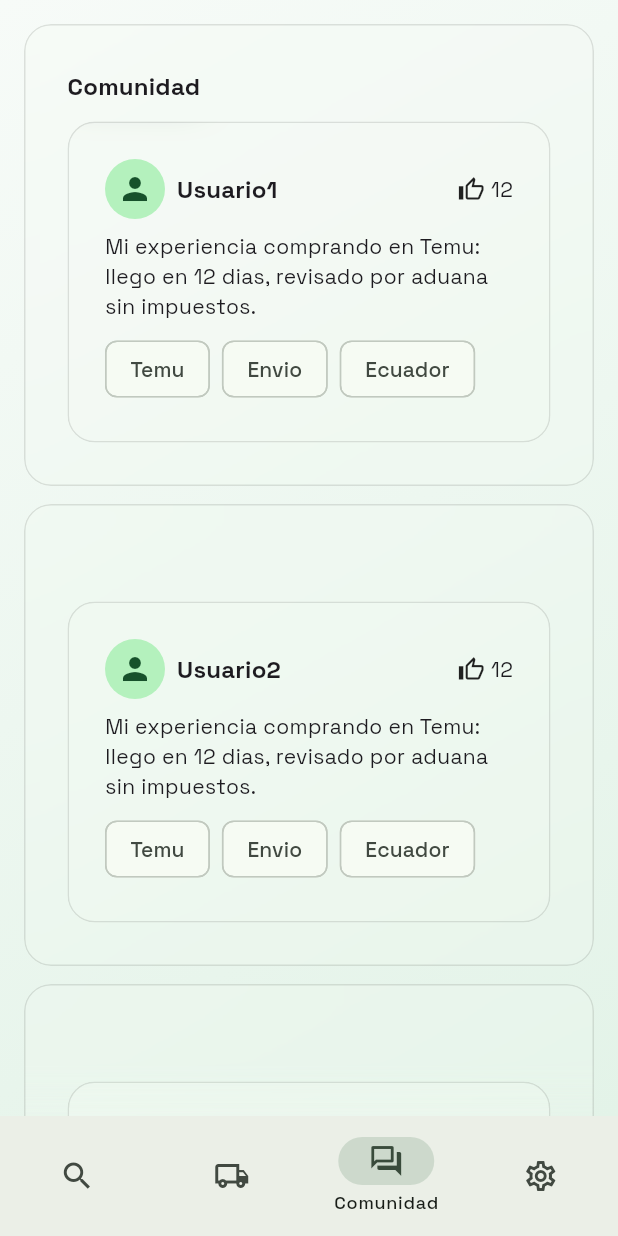
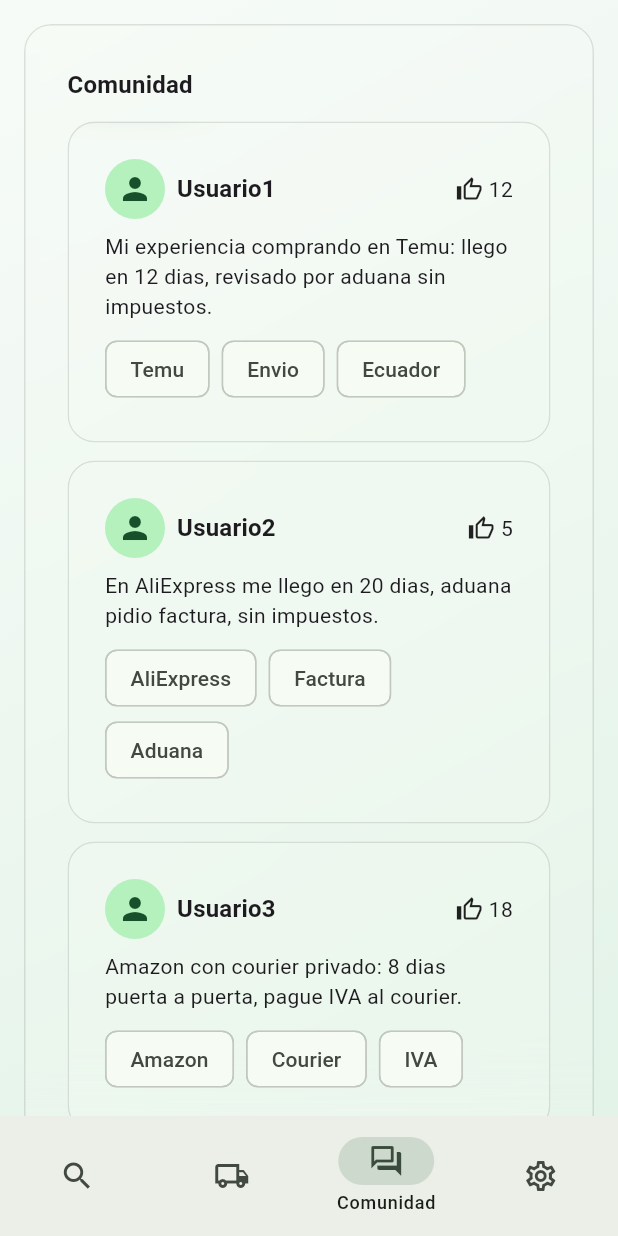
Before and after one commit to Gariix1/comprasEC, a Flutter app: the screen it shows after launch, item 3 of the bottom bar chosen, on a phone screen of 412 x 824 dp. Run offline on Flutter 3.47's test engine with Material 3 defaults, Android fonts, the phone set to English and light mode, and no system bars; our stand-ins replace google_fonts.

Commit message:
se realiza limpieza y reutilización

```diff
--- a/lib/core/theme/app_typography.dart
+++ b/lib/core/theme/app_typography.dart
@@ -5,10 +5,10 @@ class AppTypography {
   const AppTypography._();
 
   static TextTheme textTheme(ColorScheme scheme) {
-    final base = GoogleFonts.spaceGroteskTextTheme();
+    final base = GoogleFonts.robotoTextTheme();
     return base.copyWith(
-          titleMedium: base.titleMedium?.copyWith(fontWeight: FontWeight.w700),
-          titleLarge: base.titleLarge?.copyWith(fontWeight: FontWeight.w700),
-        );
+      titleMedium: base.titleMedium?.copyWith(fontWeight: FontWeight.w700),
+      titleLarge: base.titleLarge?.copyWith(fontWeight: FontWeight.w700),
+    );
   }
 }
--- a/lib/core/widgets/app_page_scaffold.dart
+++ b/lib/core/widgets/app_page_scaffold.dart
@@ -12,6 +12,7 @@ class AppPageScaffold extends StatelessWidget {
     this.physics,
     this.alignment = Alignment.topCenter,
     this.padding,
+    this.scrollable = true,
   });
 
   /// Main content widget.
@@ -29,6 +30,9 @@ class AppPageScaffold extends StatelessWidget {
   /// Extra padding (default uses AppSpacing and accounts for bottom inset).
   final EdgeInsets? padding;
 
+  /// If false, child is rendered without extra scroll (useful for custom scroll views).
+  final bool scrollable;
+
   @override
   Widget build(BuildContext context) {
     final viewPadding = MediaQuery.of(context).padding;
@@ -44,6 +48,21 @@ class AppPageScaffold extends StatelessWidget {
       child: SafeArea(
         child: LayoutBuilder(
           builder: (context, constraints) {
+            final widthConstraint = maxWidth ?? constraints.maxWidth;
+
+            if (!scrollable) {
+              return Padding(
+                padding: effectivePadding,
+                child: Align(
+                  alignment: alignment,
+                  child: ConstrainedBox(
+                    constraints: BoxConstraints(maxWidth: widthConstraint),
+                    child: child,
+                  ),
+                ),
+              );
+            }
+
             return SingleChildScrollView(
               physics: physics,
               padding: effectivePadding,
@@ -51,7 +70,7 @@ class AppPageScaffold extends StatelessWidget {
                 alignment: alignment,
                 child: ConstrainedBox(
                   constraints: BoxConstraints(
-                    maxWidth: maxWidth ?? constraints.maxWidth,
+                    maxWidth: widthConstraint,
                   ),
                   child: child,
                 ),
--- a/lib/core/widgets/app_section.dart
+++ b/lib/core/widgets/app_section.dart
@@ -19,19 +19,37 @@ class AppSection extends StatelessWidget {
 
   @override
   Widget build(BuildContext context) {
+    return LayoutBuilder(
+      builder: (context, constraints) {
+        final isCompact = constraints.maxWidth < 360 && action != null;
+
         return Column(
           crossAxisAlignment: CrossAxisAlignment.stretch,
           children: [
+            if (isCompact) ...[
+              SectionTitle(title),
+              const SizedBox(height: AppSpacing.xs),
+              Align(alignment: Alignment.centerRight, child: action),
+            ] else ...[
               Row(
                 children: [
                   SectionTitle(title),
                   const Spacer(),
-            if (action != null) action!,
+                  if (action != null)
+                    Flexible(
+                      child: Align(
+                        alignment: Alignment.centerRight,
+                        child: action!,
+                      ),
+                    ),
                 ],
               ),
+            ],
             SizedBox(height: spacing),
             child,
           ],
         );
+      },
+    );
   }
 }
--- /dev/null
+++ b/lib/core/widgets/section_card.dart
@@ -0,0 +1,35 @@
+import 'package:flutter/material.dart';
+
+import '../theme/app_spacing.dart';
+import 'app_section.dart';
+import 'glass_surface.dart';
+
+class SectionCard extends StatelessWidget {
+  const SectionCard({
+    super.key,
+    required this.title,
+    required this.child,
+    this.action,
+    this.spacing = AppSpacing.sm,
+    this.maxWidth,
+  });
+
+  final String title;
+  final Widget child;
+  final Widget? action;
+  final double spacing;
+  final double? maxWidth;
+
+  @override
+  Widget build(BuildContext context) {
+    return GlassSurface(
+      maxWidth: maxWidth,
+      child: AppSection(
+        title: title,
+        action: action,
+        spacing: spacing,
+        child: child,
+      ),
+    );
+  }
+}
--- /dev/null
+++ b/lib/features/community/data/mock_posts.dart
@@ -0,0 +1,22 @@
+import '../domain/community_post.dart';
+
+const mockPosts = [
+  CommunityPost(
+    author: 'Usuario1',
+    likes: 12,
+    content: 'Mi experiencia comprando en Temu: llego en 12 dias, revisado por aduana sin impuestos.',
+    tags: ['Temu', 'Envio', 'Ecuador'],
+  ),
+  CommunityPost(
+    author: 'Usuario2',
+    likes: 5,
+    content: 'En AliExpress me llego en 20 dias, aduana pidio factura, sin impuestos.',
+    tags: ['AliExpress', 'Factura', 'Aduana'],
+  ),
+  CommunityPost(
+    author: 'Usuario3',
+    likes: 18,
+    content: 'Amazon con courier privado: 8 dias puerta a puerta, pague IVA al courier.',
+    tags: ['Amazon', 'Courier', 'IVA'],
+  ),
+];
--- a/lib/features/community/presentation/community_page.dart
+++ b/lib/features/community/presentation/community_page.dart
@@ -3,8 +3,8 @@ import 'package:flutter/material.dart';
 import '../../../core/theme/app_spacing.dart';
 import '../../../core/utils/layout.dart';
 import '../../../core/widgets/app_page_scaffold.dart';
-import '../../../core/widgets/app_section.dart';
-import '../../../core/widgets/glass_surface.dart';
+import '../../../core/widgets/section_card.dart';
+import '../data/mock_posts.dart';
 import 'widgets/post_card.dart';
 
 class CommunityPage extends StatelessWidget {
@@ -16,26 +16,25 @@ class CommunityPage extends StatelessWidget {
 
     return AppPageScaffold(
       maxWidth: maxWidth,
-      child: Column(
-        children: List.generate(3, (index) {
-          return Padding(
-            padding: EdgeInsets.only(top: index == 0 ? 0 : AppSpacing.sm),
-            child: GlassSurface(
-              maxWidth: maxWidth,
-              child: AppSection(
-                title: index == 0 ? 'Comunidad' : '',
-                spacing: AppSpacing.sm,
-                child: PostCard(
-                  author: 'Usuario${index + 1}',
-                  likes: 12,
-                  content:
-                      'Mi experiencia comprando en Temu: llego en 12 dias, revisado por aduana sin impuestos.',
-                  tags: const ['Temu', 'Envio', 'Ecuador'],
+      child: SectionCard(
+        maxWidth: maxWidth,
+        title: 'Comunidad',
+        spacing: AppSpacing.sm,
+        child: Column(
+          children: mockPosts
+              .map(
+                (post) => Padding(
+                  padding: const EdgeInsets.only(bottom: AppSpacing.sm),
+                  child: PostCard(
+                    author: post.author,
+                    likes: post.likes,
+                    content: post.content,
+                    tags: post.tags,
+                  ),
                 ),
-              ),
-            ),
-          );
-        }),
+              )
+              .toList(),
+        ),
       ),
     );
   }
```
Also changed, not shown: lib/core/utils/layout.dart (+18 -0 lines), lib/core/widgets/app_action_bar.dart (added, +20 -0 lines), lib/core/widgets/app_button.dart (+6 -2 lines), lib/features/community/domain/community_post.dart (added, +13 -0 lines), lib/features/search/data/mock_offers.dart (added, +34 -0 lines), lib/features/search/domain/offer.dart (added, +11 -0 lines), lib/features/search/presentation/search_page.dart (+24 -20 lines), lib/features/tracking/data/mock_tracking.dart (added, +20 -0 lines), lib/features/tracking/domain/tracking_event.dart (added, +17 -0 lines), lib/features/tracking/presentation/tracking_page.dart (+13 -16 lines), 1 other file. Lines whose indentation alone changed are shown as unchanged.
